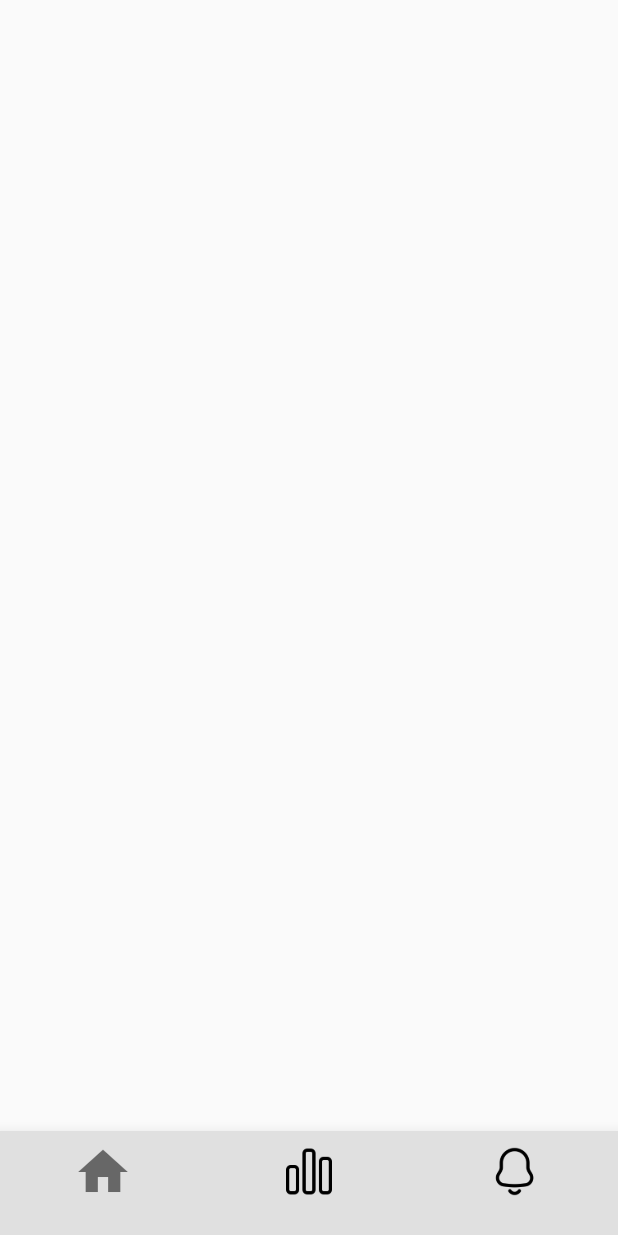
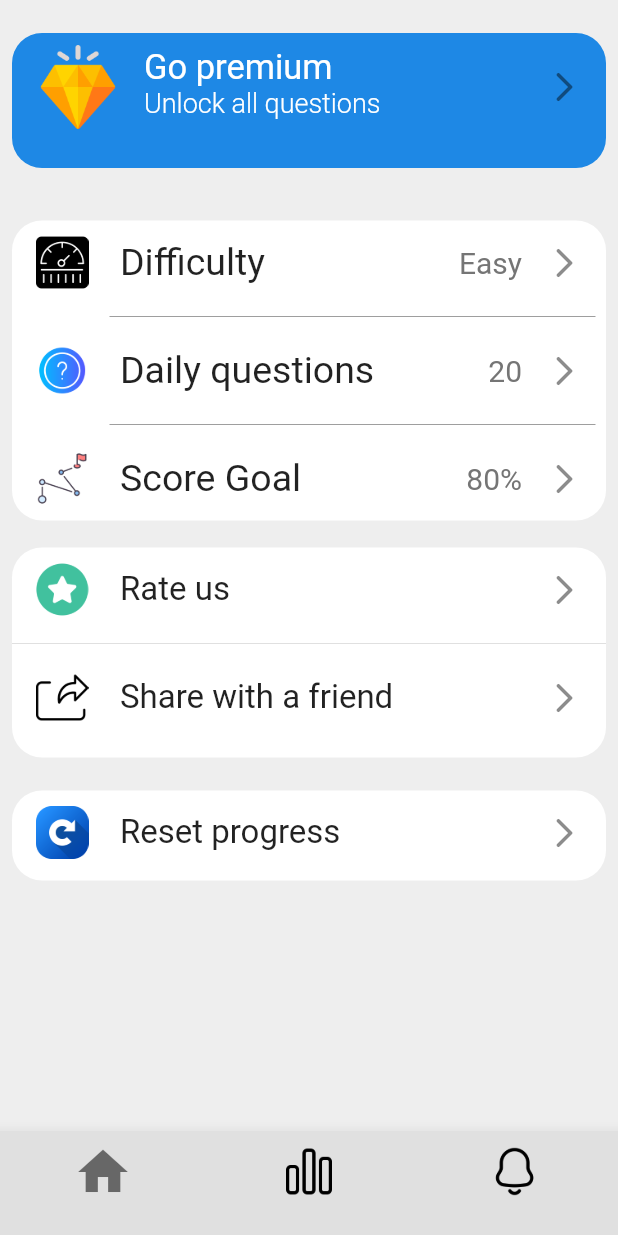
Before and after one commit to Adomakojohn/quizapp, a Flutter app: the screen it shows after launch, item 3 of the bottom bar chosen, on a phone screen of 412 x 824 dp. Run offline on Flutter 3.47's test engine with Material 2 defaults, Android fonts, the phone set to English and light mode, and no system bars; our stand-ins replace percent_indicator.

Commit message:
completed settings screen

```diff
--- a/lib/screens/bottom_nav_bar.dart
+++ b/lib/screens/bottom_nav_bar.dart
@@ -1,5 +1,6 @@
 import 'package:flutter/material.dart';
 import 'package:quizapp/screens/home_screen.dart';
+import 'package:quizapp/screens/settings_screen.dart';
 
 
 class BottomNavBar extends StatefulWidget {
@@ -10,7 +11,7 @@ class BottomNavBar extends StatefulWidget {
 }
 
 class _BottomNavBarState extends State<BottomNavBar> {
-  final List _pages = [const HomePage(),Container(),Container(),];
+  final List _pages = [const HomePage(),Container(),const SettingsPage()];
   int _selectedIndex = 0;
   void _navigateBottomBar(int index) {
     setState(() {
--- /dev/null
+++ b/lib/screens/settings_screen.dart
@@ -0,0 +1,194 @@
+import 'package:flutter/material.dart';
+
+class SettingsPage extends StatefulWidget {
+  const SettingsPage({super.key});
+
+  @override
+  State<SettingsPage> createState() => _SettingsPageState();
+}
+
+class _SettingsPageState extends State<SettingsPage> {
+  @override
+  Widget build(BuildContext context) {
+    return Scaffold(
+        backgroundColor: Colors.grey.shade200,
+        body: SafeArea(
+          child: Padding(
+            padding: const EdgeInsets.all(8.0),
+            child: Column(
+              children: [
+                const SizedBox(
+                  height: 14,
+                ),
+                Container(
+                  height: 90,
+                  width: double.infinity,
+                  decoration: BoxDecoration(
+                    borderRadius: const BorderRadius.all(Radius.circular(20)),
+                    color: Colors.blue.shade600,
+                  ),
+                  child: ListTile(
+                    leading: Image.asset(
+                      "Assets/images/diamond.png",
+                    ),
+                    trailing: const Icon(Icons.arrow_forward_ios_rounded),
+                    title: const Text(
+                      "Go premium",
+                      style: TextStyle(fontSize: 23, color: Colors.white),
+                    ),
+                    subtitle: const Text(
+                      "Unlock all questions",
+                      style: TextStyle(
+                          fontSize: 18,
+                          color: Colors.white,
+                          fontWeight: FontWeight.w300),
+                    ),
+                  ),
+                ),
+                const SizedBox(
+                  height: 35,
+                ),
+                Container(
+                  height: 200,
+                  width: 400,
+                  decoration: const BoxDecoration(
+                      color: Colors.white,
+                      borderRadius: BorderRadius.all(Radius.circular(20))),
+                  child: Column(
+                    children: [
+                      ListTile(
+                        title: Row(
+                          mainAxisAlignment: MainAxisAlignment.spaceBetween,
+                          children: [
+                            const Text(
+                              "Difficulty",
+                              style: TextStyle(fontSize: 25),
+                            ),
+                            Text(
+                              "Easy",
+                              style: TextStyle(
+                                  fontSize: 20,
+                                  fontWeight: FontWeight.w400,
+                                  color: Colors.grey.shade600),
+                            ),
+                          ],
+                        ),
+                        leading: Image.asset(
+                          "Assets/images/meter.png",
+                          width: 35,
+                          height: 39,
+                        ),
+                        trailing: const Icon(Icons.arrow_forward_ios_rounded),
+                      ),
+                      const Divider(
+                        color: Colors.grey,
+                        indent: 65,
+                        endIndent: 7,
+                      ),
+                      ListTile(
+                        title: Row(
+                          mainAxisAlignment: MainAxisAlignment.spaceBetween,
+                          children: [
+                            const Text(
+                              "Daily questions",
+                              style: TextStyle(fontSize: 25),
+                            ),
+                            Text(
+                              "20",
+                              style: TextStyle(
+                                  fontSize: 20,
+                                  fontWeight: FontWeight.w400,
+                                  color: Colors.grey.shade600),
+                            ),
+                          ],
+                        ),
+                        leading: Image.asset(
+                          "Assets/images/question-mark.png",
+                          width: 35,
+                          height: 39,
+                        ),
+                        trailing: const Icon(Icons.arrow_forward_ios_rounded),
+                      ),
+                      const Divider(
+                        color: Colors.grey,
+                        indent: 65,
+                        endIndent: 7,
+                      ),
+                      ListTile(
+                        title: Row(
+                          mainAxisAlignment: MainAxisAlignment.spaceBetween,
+                          children: [
+                            const Text(
+                              "Score Goal",
+                              style: TextStyle(fontSize: 25),
+                            ),
+                            Text(
+                              "80%",
+                              style: TextStyle(
+                                  fontSize: 20,
+                                  fontWeight: FontWeight.w400,
+                                  color: Colors.grey.shade600),
+                            ),
+                          ],
+                        ),
+                        leading: Image.asset(
+                          "Assets/images/business-plan.png",
+                          width: 35,
+                          height: 39,
+                        ),
+                        trailing: const Icon(Icons.arrow_forward_ios_rounded),
+                      ),
+                    ],
+                  ),
+                ),
+               const  SizedBox(height: 18,),
+                Container(
+                  height: 140,
+                  width: 400,
+                  decoration: const BoxDecoration(
+                      color: Colors.white,
+                      borderRadius: BorderRadius.all(Radius.circular(20))),
+                      child:Column(
+                        children: [
+                          ListTile(title: const Text("Rate us" , style: TextStyle(fontSize: 22),),
+                            leading: Image.asset(
+                          "Assets/images/star.png",
+                          width: 35,
+                          height: 39,
+                        ),
+                        trailing: const Icon(Icons.arrow_forward_ios_rounded),
+                          ),
+                          const Divider(),
+                           ListTile( title: const Text("Share with a friend " , style: TextStyle(fontSize: 22),),
+                          leading: Image.asset(
+                          "Assets/images/share.png",
+                          width: 35,
+                          height: 39,
+                        ),
+                        trailing: const Icon(Icons.arrow_forward_ios_rounded),
+                         )
+                        ],
+                      ),
+                ),
+                const  SizedBox(height: 22,),
+                Container(
+                  height: 60,
+                  width: 400,
+                  decoration: const BoxDecoration(
+                      color: Colors.white,
+                      borderRadius: BorderRadius.all(Radius.circular(20))),
+                      child: ListTile( title: const Text("Reset progress" , style: TextStyle(fontSize: 22),),
+                        leading: Image.asset(
+                          "Assets/images/reset.png",
+                          width: 35,
+                          height: 39,
+                        ),
+                        trailing: const Icon(Icons.arrow_forward_ios_rounded),
+                      ),
+                ),
+              ],
+            ),
+          ),
+        ));
+  }
+}
```
Also changed, not shown: Assets/images/business-plan.png (added), Assets/images/diamond.png (added), Assets/images/meter.png (added), Assets/images/question-mark.png (added), Assets/images/reset.png (added), Assets/images/share.png (added), Assets/images/star.png (added).
